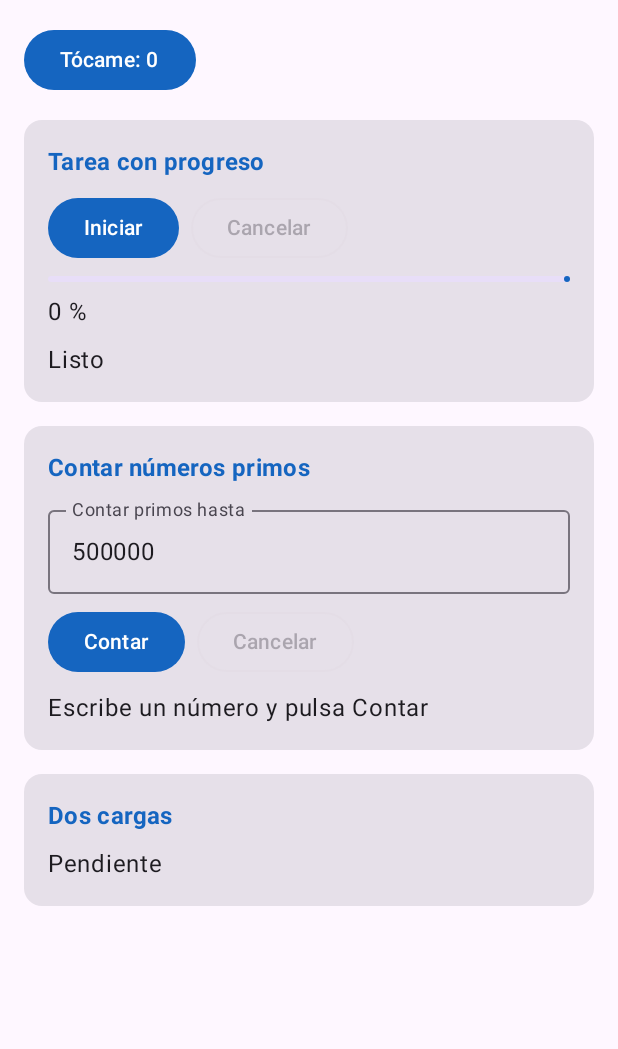
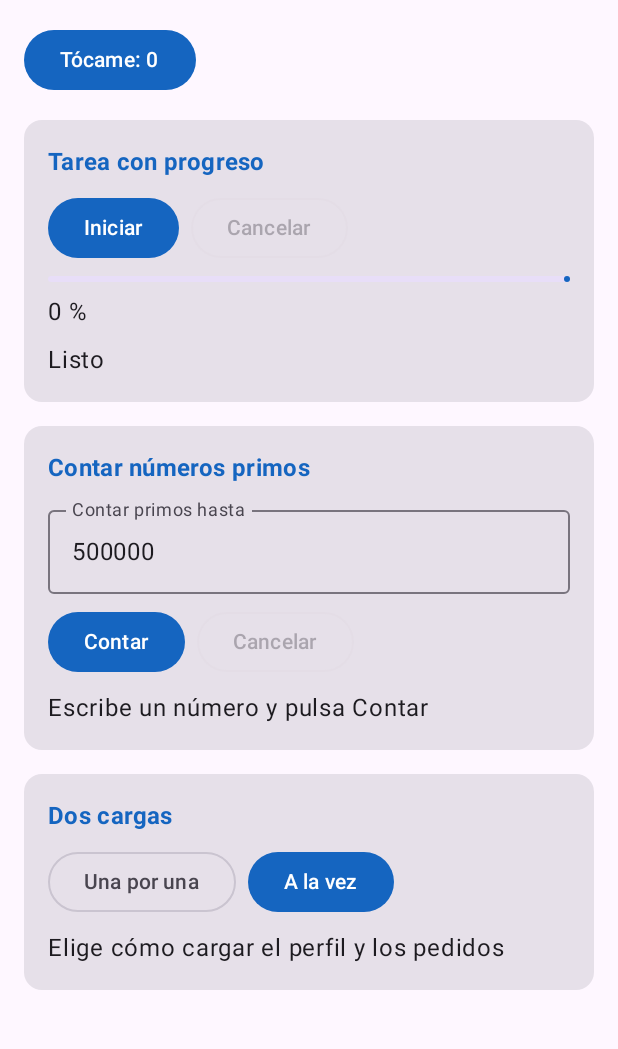
Before and after one commit to josedev123-eng/CentroTareas, an Android app built with Jetpack Compose: the screen it shows after launch (MainActivity), on a phone screen of 412 x 824 dp, the part 96-1145 px from its top. Run offline under Robolectric (Android 15) with nearby library versions, the phone set to English and light mode, and no system bars.

Commit message:
feat(carga): compara carga secuencial y en paralelo con async

```diff
--- a/app/src/main/java/com/rojas/centrotareas/ui/PantallaTareas.kt
+++ b/app/src/main/java/com/rojas/centrotareas/ui/PantallaTareas.kt
@@ -35,6 +35,7 @@ import androidx.compose.ui.Modifier
 import androidx.compose.ui.text.font.FontWeight
 import androidx.compose.ui.text.input.KeyboardType
 import androidx.compose.ui.unit.dp
+import com.rojas.centrotareas.model.CargaUi
 import com.rojas.centrotareas.model.PrimosUi
 import com.rojas.centrotareas.ui.theme.VerdeExito
 import com.rojas.centrotareas.ui.theme.VerdeExitoTexto
@@ -47,6 +48,7 @@ fun PantallaTareas(vm: TareasViewModel) {
     val progreso by vm.progreso.collectAsState()
     val corriendo by vm.corriendo.collectAsState()
     val primos by vm.primos.collectAsState()
+    val carga by vm.carga.collectAsState()
 
     // Texto del campo numérico de los primos
     var textoHasta by rememberSaveable { mutableStateOf("500000") }
@@ -148,8 +150,36 @@ fun PantallaTareas(vm: TareasViewModel) {
             }
 
             TarjetaTarea(titulo = "Dos cargas") {
-                // TODO Pasos 6 y 7: botones Una por una / A la vez, interruptor y resultado
-                Text("Pendiente")
+                // TODO Paso 7: interruptor Simular error y recuadro de error
+                val cargando = carga is CargaUi.Cargando
+
+                // Mientras carga, los dos botones se deshabilitan
+                Row(horizontalArrangement = Arrangement.spacedBy(8.dp)) {
+                    OutlinedButton(
+                        onClick = { vm.cargarUnaPorUna() },
+                        enabled = !cargando
+                    ) {
+                        Text("Una por una")
+                    }
+                    Button(
+                        onClick = { vm.cargarALaVez() },
+                        enabled = !cargando
+                    ) {
+                        Text("A la vez")
+                    }
+                }
+
+                when (val c = carga) {
+                    is CargaUi.Inicial -> Text("Elige cómo cargar el perfil y los pedidos")
+                    is CargaUi.Cargando -> {
+                        CircularProgressIndicator()
+                        Text("Cargando...")
+                    }
+                    is CargaUi.Exito -> RecuadroExito(
+                        "Modo: ${c.modo}\nPerfil: ${c.perfil}\nPedidos: ${c.pedidos}\nTiempo: ${c.milisegundos} ms"
+                    )
+                    is CargaUi.Error -> Text(c.mensaje)
+                }
             }
         }
     }
```
Also changed, not shown: app/src/main/java/com/rojas/centrotareas/viewmodel/TareasViewModel.kt (+36 -1 lines).
